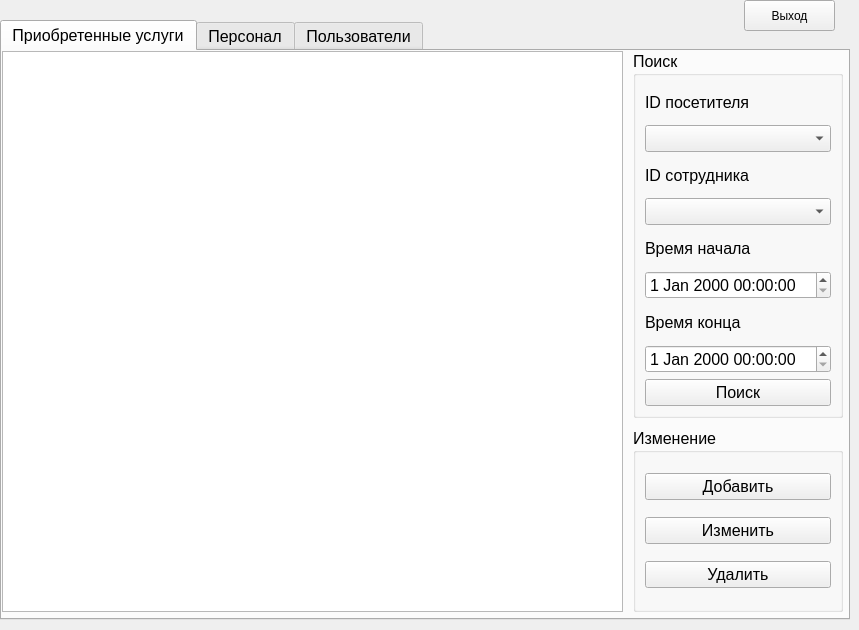
Qt form Layout/AdminWindow.ui (TeflonDervish/Coursework) before a commit.
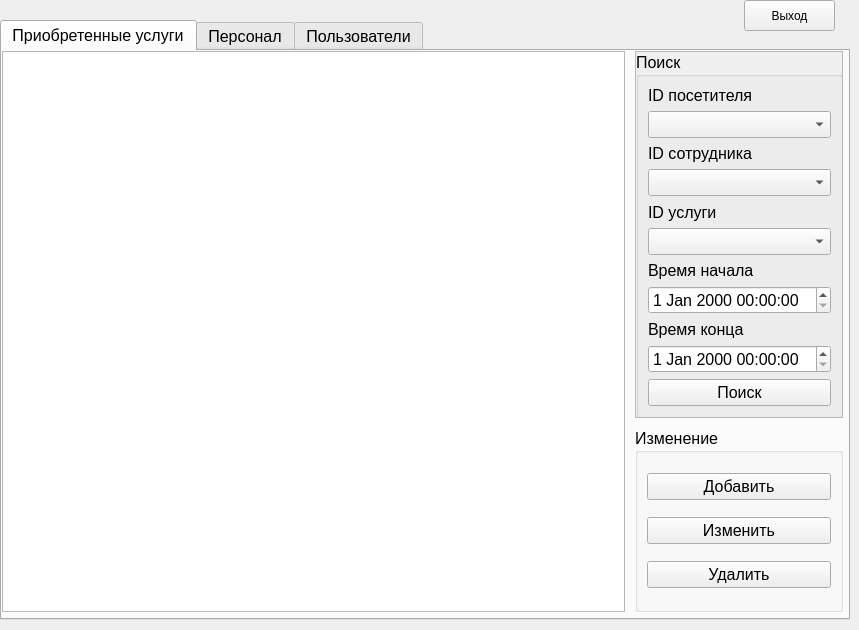
The same form after that commit. The open tabs and pages were chosen to show the change.

The edit to the form file:
```diff
--- a/Layout/AdminWindow.ui
+++ b/Layout/AdminWindow.ui
@@ -54,71 +54,6 @@
        <item row="0" column="0" rowspan="2">
         <widget class="QTableWidget" name="tableWidget_PS"/>
        </item>
-       <item row="0" column="1">
-        <widget class="QGroupBox" name="groupBox_2">
-         <property name="sizePolicy">
-          <sizepolicy hsizetype="Minimum" vsizetype="Ignored">
-           <horstretch>0</horstretch>
-           <verstretch>0</verstretch>
-          </sizepolicy>
-         </property>
-         <property name="styleSheet">
-          <string notr="true">font: 11pt &quot;MS Shell Dlg 2&quot;;</string>
-         </property>
-         <property name="title">
-          <string>Поиск</string>
-         </property>
-         <layout class="QVBoxLayout" name="verticalLayout_7">
-          <item>
-           <widget class="QLabel" name="label_10">
-            <property name="text">
-             <string>ID посетителя</string>
-            </property>
-           </widget>
-          </item>
-          <item>
-           <widget class="QComboBox" name="visitorID_2"/>
-          </item>
-          <item>
-           <widget class="QLabel" name="label_20">
-            <property name="text">
-             <string>ID сотрудника</string>
-            </property>
-           </widget>
-          </item>
-          <item>
-           <widget class="QComboBox" name="staffID_2"/>
-          </item>
-          <item>
-           <widget class="QLabel" name="label_21">
-            <property name="text">
-             <string>Время начала</string>
-            </property>
-           </widget>
-          </item>
-          <item>
-           <widget class="QDateTimeEdit" name="startTime_2"/>
-          </item>
-          <item>
-           <widget class="QLabel" name="label_22">
-            <property name="text">
-             <string>Время конца</string>
-            </property>
-           </widget>
-          </item>
-          <item>
-           <widget class="QDateTimeEdit" name="endTime_2"/>
-          </item>
-          <item>
-           <widget class="QPushButton" name="pushSearchPurchased_2">
-            <property name="text">
-             <string>Поиск</string>
-            </property>
-           </widget>
-          </item>
-         </layout>
-        </widget>
-       </item>
        <item row="1" column="1">
         <widget class="QGroupBox" name="groupBox">
          <property name="enabled">
@@ -176,6 +111,104 @@
          </layout>
         </widget>
        </item>
+       <item row="0" column="1">
+        <widget class="QScrollArea" name="scrollArea">
+         <property name="widgetResizable">
+          <bool>true</bool>
+         </property>
+         <widget class="QWidget" name="scrollAreaWidgetContents">
+          <property name="geometry">
+           <rect>
+            <x>0</x>
+            <y>0</y>
+            <width>205</width>
+            <height>364</height>
+           </rect>
+          </property>
+          <widget class="QGroupBox" name="groupBox_2">
+           <property name="geometry">
+            <rect>
+             <x>0</x>
+             <y>0</y>
+             <width>207</width>
+             <height>366</height>
+            </rect>
+           </property>
+           <property name="sizePolicy">
+            <sizepolicy hsizetype="Minimum" vsizetype="Ignored">
+             <horstretch>0</horstretch>
+             <verstretch>0</verstretch>
+            </sizepolicy>
+           </property>
+           <property name="styleSheet">
+            <string notr="true">font: 11pt &quot;MS Shell Dlg 2&quot;;</string>
+           </property>
+           <property name="title">
+            <string>Поиск</string>
+           </property>
+           <layout class="QVBoxLayout" name="verticalLayout_7">
+            <item>
+             <widget class="QLabel" name="label_10">
+              <property name="text">
+               <string>ID посетителя</string>
+              </property>
+             </widget>
+            </item>
+            <item>
+             <widget class="QComboBox" name="visitorID_2"/>
+            </item>
+            <item>
+             <widget class="QLabel" name="label_20">
+              <property name="text">
+               <string>ID сотрудника</string>
+              </property>
+             </widget>
+            </item>
+            <item>
+             <widget class="QComboBox" name="staffID_2"/>
+            </item>
+            <item>
+             <widget class="QLabel" name="label_3">
+              <property name="text">
+               <string>ID услуги</string>
+              </property>
+             </widget>
+            </item>
+            <item>
+             <widget class="QComboBox" name="comboBox"/>
+            </item>
+            <item>
+             <widget class="QLabel" name="label_21">
+              <property name="text">
+               <string>Время начала</string>
+              </property>
+             </widget>
+            </item>
+            <item>
+             <widget class="QDateTimeEdit" name="startTime_2"/>
+            </item>
+            <item>
+             <widget class="QLabel" name="label_22">
+              <property name="text">
+               <string>Время конца</string>
+              </property>
+             </widget>
+            </item>
+            <item>
+             <widget class="QDateTimeEdit" name="endTime_2"/>
+            </item>
+            <item>
+             <widget class="QPushButton" name="pushSearchPurchased_2">
+              <property name="text">
+               <string>Поиск</string>
+              </property>
+             </widget>
+            </item>
+           </layout>
+          </widget>
+         </widget>
+        </widget>
+       </item>
       </layout>
      </widget>
     </widget>
```
Left out of the diff: 4 changed lines with no effect on the pictures.
